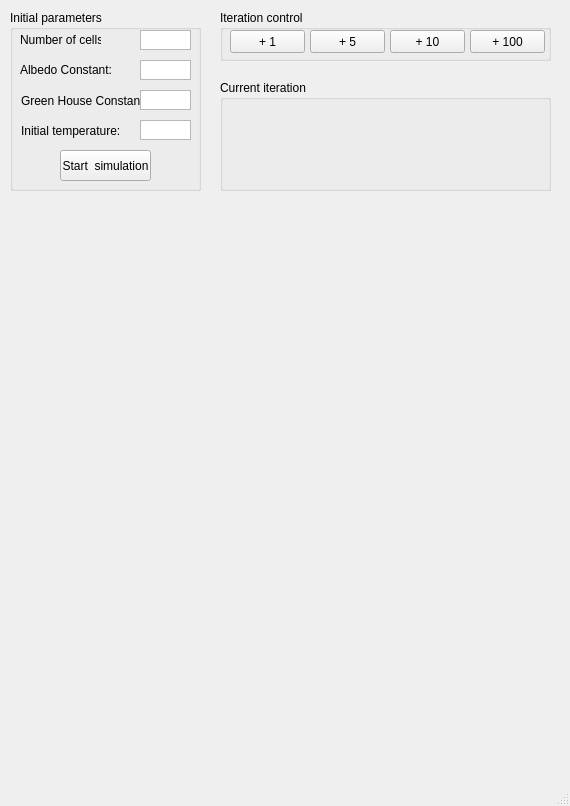
william-fecteau/SnowballEarthTheorem, file testUI.ui: the form before one commit.
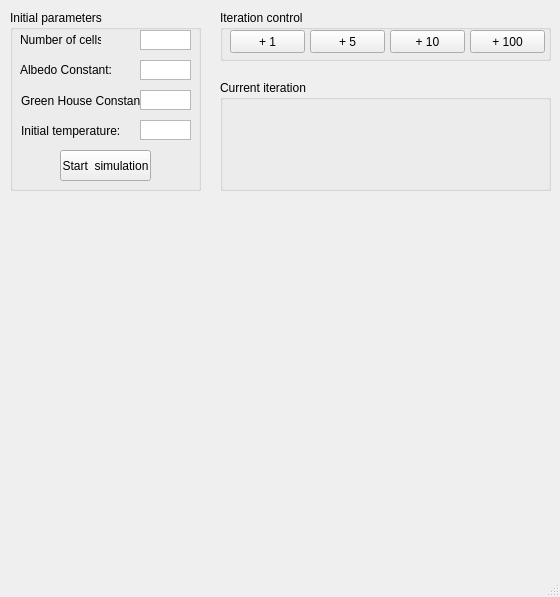
The form after the commit. Custom widgets are drawn as their Qt base class.

Diff of the .ui file:
```diff
--- a/testUI.ui
+++ b/testUI.ui
@@ -6,8 +6,8 @@
    <rect>
     <x>0</x>
     <y>0</y>
-    <width>570</width>
-    <height>806</height>
+    <width>560</width>
+    <height>597</height>
    </rect>
   </property>
   <property name="focusPolicy">
@@ -308,8 +308,18 @@
      <rect>
       <x>10</x>
       <y>200</y>
-      <width>221</width>
-      <height>161</height>
+      <width>541</width>
+      <height>171</height>
+     </rect>
+    </property>
+   </widget>
+   <widget class="DynamicMplCanvas" name="graphOverall" native="true">
+    <property name="geometry">
+     <rect>
+      <x>10</x>
+      <y>380</y>
+      <width>541</width>
+      <height>171</height>
      </rect>
     </property>
    </widget>
```
Left out of the diff: 4 changed lines with no effect on the pictures.
